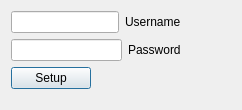
Old version of the form src/gui/GUI/setup.ui in the repository kamerado/USB-Password-Manager.
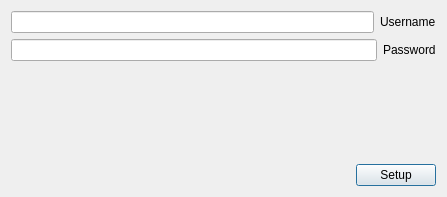
New version of the form.

Patch:
```diff
--- a/src/gui/GUI/setup.ui
+++ b/src/gui/GUI/setup.ui
@@ -6,36 +6,29 @@
    <rect>
     <x>0</x>
     <y>0</y>
-    <width>242</width>
-    <height>110</height>
+    <width>447</width>
+    <height>197</height>
    </rect>
   </property>
   <property name="minimumSize">
    <size>
-    <width>242</width>
-    <height>110</height>
+    <width>264</width>
+    <height>116</height>
    </size>
   </property>
   <property name="maximumSize">
    <size>
-    <width>242</width>
-    <height>110</height>
+    <width>447</width>
+    <height>197</height>
    </size>
   </property>
   <property name="windowTitle">
    <string>Dialog</string>
   </property>
-  <widget class="QWidget" name="layoutWidget">
-   <property name="geometry">
-    <rect>
-     <x>11</x>
-     <y>11</y>
-     <width>221</width>
-     <height>95</height>
-    </rect>
-   </property>
-   <layout class="QFormLayout" name="formLayout">
+  <layout class="QGridLayout" name="gridLayout">
     <item row="0" column="0">
+    <layout class="QVBoxLayout" name="verticalLayout_2">
+     <item>
      <layout class="QVBoxLayout" name="verticalLayout">
       <item>
        <layout class="QHBoxLayout" name="horizontalLayout">
@@ -71,7 +64,35 @@
       </item>
      </layout>
     </item>
-    <item row="1" column="0">
+     <item>
+      <spacer name="verticalSpacer">
+       <property name="orientation">
+        <enum>Qt::Orientation::Vertical</enum>
+       </property>
+       <property name="sizeHint" stdset="0">
+        <size>
+         <width>20</width>
+         <height>40</height>
+        </size>
+       </property>
+      </spacer>
+     </item>
+     <item>
+      <layout class="QHBoxLayout" name="horizontalLayout_3">
+       <item>
+        <spacer name="horizontalSpacer">
+         <property name="orientation">
+          <enum>Qt::Orientation::Horizontal</enum>
+         </property>
+         <property name="sizeHint" stdset="0">
+          <size>
+           <width>40</width>
+           <height>20</height>
+          </size>
+         </property>
+        </spacer>
+       </item>
+       <item>
      <widget class="QPushButton" name="SetupButton">
       <property name="text">
        <string>Setup</string>
@@ -79,7 +100,10 @@
      </widget>
     </item>
    </layout>
-  </widget>
+     </item>
+    </layout>
+   </item>
+  </layout>
  </widget>
  <resources/>
  <connections/>
```
Left out of the diff: 8 changed lines with no effect on the pictures. Lines whose indentation alone changed are shown as unchanged.
